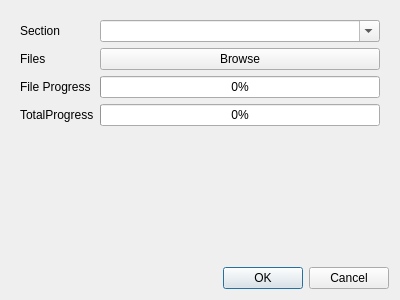
cvisionai/tator, file scripts/packages/gnocchi/gnocchi/assets/upload-dialog.ui: the form before one commit.
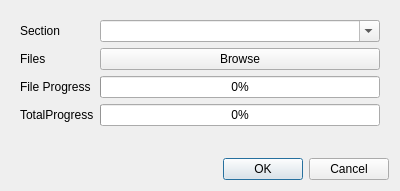
The form after the commit.

Commit message: Fix size of dialog

What changed in the file:
```diff
--- a/scripts/packages/gnocchi/gnocchi/assets/upload-dialog.ui
+++ b/scripts/packages/gnocchi/gnocchi/assets/upload-dialog.ui
@@ -7,7 +7,7 @@
     <x>0</x>
     <y>0</y>
     <width>400</width>
-    <height>300</height>
+    <height>191</height>
    </rect>
   </property>
   <property name="windowTitle">
```
